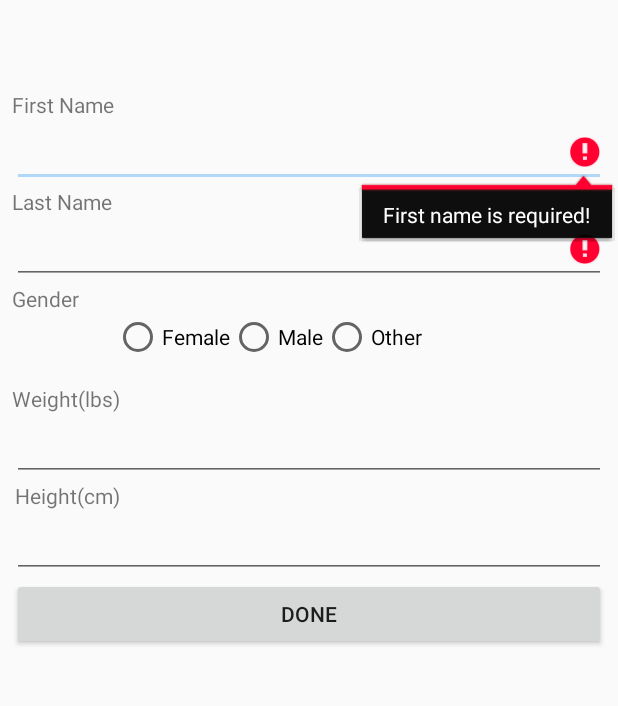
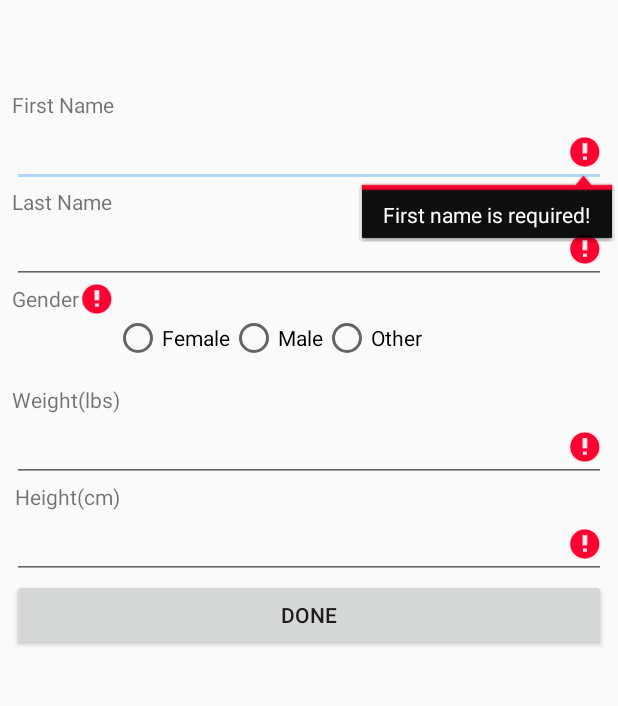
Before and after one commit to romheredia/NowFitnessUI, an Android app: the screen it shows after launch (UserProfileActivity), after a tap on "DONE", on a phone screen of 412 x 824 dp, the part 207-913 px from its top. Run offline under Robolectric (Android 15) with nearby library versions, the phone set to English and light mode, and no system bars.

Commit message:
mge @ 06/10/17

```diff
--- a/app/src/main/java/com/now/fitness/nowfitnessui/Activity/NowMainActivity.java
+++ b/app/src/main/java/com/now/fitness/nowfitnessui/Activity/NowMainActivity.java
@@ -24,7 +24,7 @@ public class NowMainActivity extends AppCompatActivity {
 
     /**
     * Creates the View for the NowMainActivity
-     * @param savedInstanceState
+     * @param savedInstanceState Bundle
     */
     protected void onCreate(Bundle savedInstanceState) {
         super.onCreate(savedInstanceState);
@@ -55,11 +55,11 @@ public class NowMainActivity extends AppCompatActivity {
         //populate workout repetitions
         for(int i=0, x=0; i<generated.size(); i=i+2, x++) {
             textViewReps[x] = new TextView(this);
-            textViewReps[x].setText(R.string.text_view_reps+""+generated.get(i+1));
+            textViewReps[x].setText(getString(R.string.text_view_reps).concat(generated.get(i + 1)));
             TextViewCompat.setTextAppearance(textViewReps[x], R.style.TextAppearance_AppCompat_Large);
         }
 
-            //populate textView with values from ArrayList
+        //populate textView with values from ArrayList
         for(int i=0; i<size; i++) {
             TextView blankText = new TextView(this);
             blankText.setText(" ");
--- a/app/src/main/java/com/now/fitness/nowfitnessui/Activity/UserProfileActivity.java
+++ b/app/src/main/java/com/now/fitness/nowfitnessui/Activity/UserProfileActivity.java
@@ -8,6 +8,7 @@ import android.view.View;
 import android.widget.EditText;
 import android.widget.RadioButton;
 import android.widget.RadioGroup;
+import android.widget.TextView;
 import android.widget.Toast;
 
 import com.now.fitness.nowfitnessui.Model.Database;
@@ -33,14 +34,15 @@ public class UserProfileActivity extends AppCompatActivity {
     private String lastname;
     private String gender;
     private String userId;
-    public static Database mDb;
-    String stringdouble = "";
+    private Database mDb;
+    private String stringdouble = "";
+    private TextView textView;
 
     int duration = Toast.LENGTH_LONG;
 
     /**
      * Creates the view for UserProfileActivity
-     * @param savedInstanceState
+     * @param savedInstanceState Bundle
      */
     @Override
     protected void onCreate(Bundle savedInstanceState) {
@@ -69,8 +71,8 @@ public class UserProfileActivity extends AppCompatActivity {
                 List<UserProfile> usr = Database.mUserDAL.findById(Integer.parseInt(userId));
                 UserProfile user = usr.get(0);
 
-                mFnameTextView.setText(user.getFirstname().toString());
-                mLnameTextView.setText(user.getLastname().toString());
+                mFnameTextView.setText(user.getFirstname());
+                mLnameTextView.setText(user.getLastname());
 
                 stringdouble = Double.toString(user.getHeight());
                 Log.i(TAG,"USER PROFILE ACTIVITY: height = "+stringdouble);
@@ -99,16 +101,18 @@ public class UserProfileActivity extends AppCompatActivity {
 
     /**
      *  Retrieves the user input from the View
-     *  @param view
+     *  @param view View
      */
 
     public void onClick_UserProfileDone(View view) {
         int flag = 0;
+        String regexStr = "^[1-9]\\d*(\\.\\d+)?$";
         //get value of editText
         mFnameTextView = (EditText) findViewById(R.id.editText_FirstName);
         mLnameTextView = (EditText) findViewById(R.id.editText_LastName);
         mHeightTextView = (EditText) findViewById(R.id.editText_Height);
         mWeightTextView = (EditText) findViewById(R.id.editText_Weight);
+        mRadioGroup = (RadioGroup) findViewById(R.id.radioGroupGender);
 
         //perform validation for required fields firstname and lastname
         if( mFnameTextView.getText().toString().length() == 0 ) {
@@ -126,18 +130,30 @@ public class UserProfileActivity extends AppCompatActivity {
             flag++;
         }
 
-        //perform validation for height and weight input
-        if(Pattern.matches("[a-zA-Z]+", mHeightTextView.getText().toString())) {
-            mHeightTextView.setError("Incorrect input!");
+        textView = (TextView) findViewById(R.id.textView_Gender);
+        if(mRadioGroup.getCheckedRadioButtonId()<0){
+            textView.setError("Please a gender");
             flag++;
         }
 
-        if(Pattern.matches("[a-zA-Z]+", mWeightTextView.getText().toString())) {
+        //perform validation for height and weight input
+        try {
+            double h = Double.parseDouble(mHeightTextView.getText().toString());
+        } catch (NumberFormatException e) {
+           flag++;
+            mHeightTextView.setError("Incorrect input!");
+        }
+
+        try {
+            double w = Double.parseDouble(mWeightTextView.getText().toString());
+        } catch (NumberFormatException e) {
+            flag++;
             mWeightTextView.setError("Incorrect input!");
-            flag++;
         }
 
 
+        //Passed the validation
+        if(flag == 0) {
         //store data in entity
         UserProfile user = new UserProfile();
         user.setFirstname(mFnameTextView.getText().toString());
@@ -146,24 +162,23 @@ public class UserProfileActivity extends AppCompatActivity {
         user.setHeight(Double.parseDouble(mHeightTextView.getText().toString()));
         user.setGender(gender);
 
-        //call DAO object
-        //check if user already exists or not
+
         try{
-            //List<UserProfile> usr = Database.mUserDao.findById(Integer.parseInt(userId));
-
+            //call DAO object
+            //check if user already exists or not
            if(userId!=null){
                 boolean isUpdated = Database.mUserDAL.updateUser(user);
 
                 if(isUpdated){
-                    Toast.makeText(this, R.string.prompt_success, duration).show();
+                    Toast.makeText(this, R.string.prompt_success_update, duration).show();
                 }
 
             }else{
                boolean isInserted = Database.mUserDAL.insertUser(user);
                if(isInserted){
-                   Toast.makeText(this, R.string.prompt_success, duration).show();
+                   Toast.makeText(this, R.string.prompt_success_insert, duration).show();
                }
-               List<UserProfile> usr = Database.mUserDAL.findByName(user.getFirstname().toString());
+               List<UserProfile> usr = Database.mUserDAL.findByName(user.getFirstname());
                UserProfile usrObj = usr.get(0);
                 firstname = usrObj.getFirstname();
                 lastname = usrObj.getLastname();
@@ -178,7 +193,7 @@ public class UserProfileActivity extends AppCompatActivity {
         intent.putExtra("lastname", lastname);
         intent.putExtra("userId", userId);
 
-        if(flag == 0) {
+
             startActivity(intent);
             finish();
             mDb.close();
@@ -187,7 +202,7 @@ public class UserProfileActivity extends AppCompatActivity {
 
     /**
      * Tags the radio button checked
-     * @param view
+     * @param view View
      */
     public void onRadioButtonClicked(View view) {
         // Is the button now checked?
--- a/app/src/main/res/values/strings.xml
+++ b/app/src/main/res/values/strings.xml
@@ -25,14 +25,15 @@
     <string name="radioBtn_Male">Male</string>
     <string name="radioBtn_Female">Female</string>
     <string name="radioBtn_Other">Other</string>
-    <string name="prompt_success">Profile update/insert is successful</string>
+    <string name="prompt_success_update">Profile update is successful</string>
+    <string name="prompt_success_insert">Profile insert is successful</string>
     <string name="prompt_error">Error: Unable to Connect to the database</string>
     <string name="prompt_req_fname">First name is required!</string>
     <string name="prompt_req_lname">Last name is required!</string>
     <string name="display_message1">NAME your Workout Challenge for : </string>
     <string name="display_message2">Repeat 3x! Go for it!</string>
     <string name="prompt_done">Workout Success!!</string>
-    <string name="text_view_reps">Repetition: </string>
+    <string name="text_view_reps">Repetition:  </string>
 
     <!-- TODO: Remove or change this placeholder text -->
     <string name="hello_blank_fragment">Hello blank fragment</string>
```
